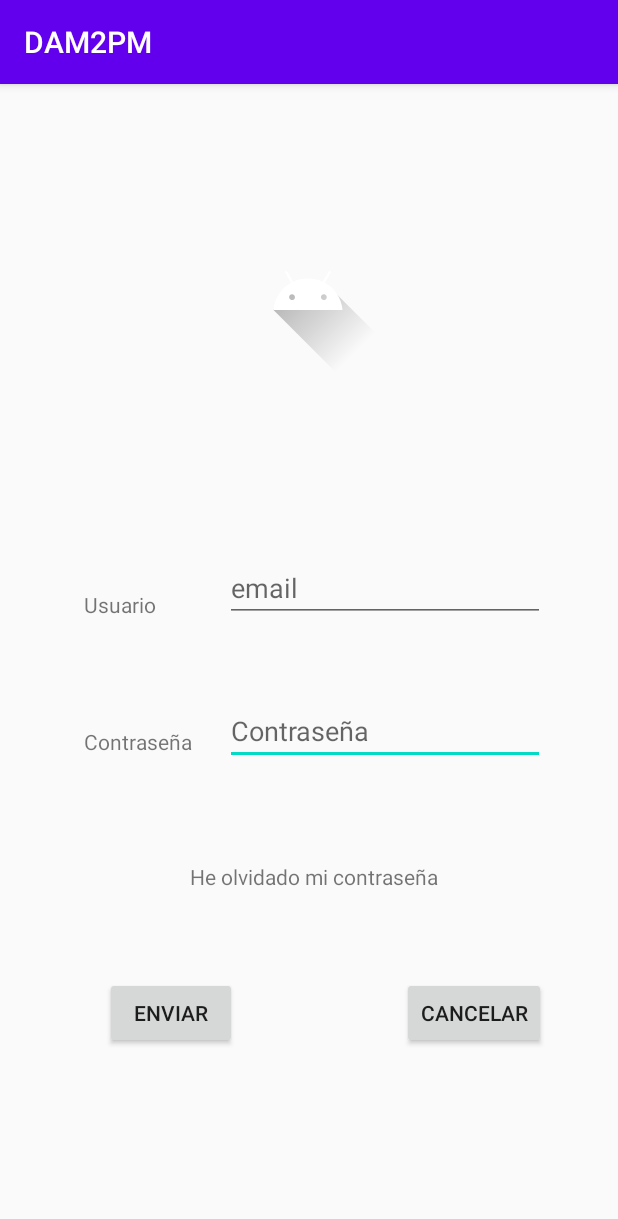
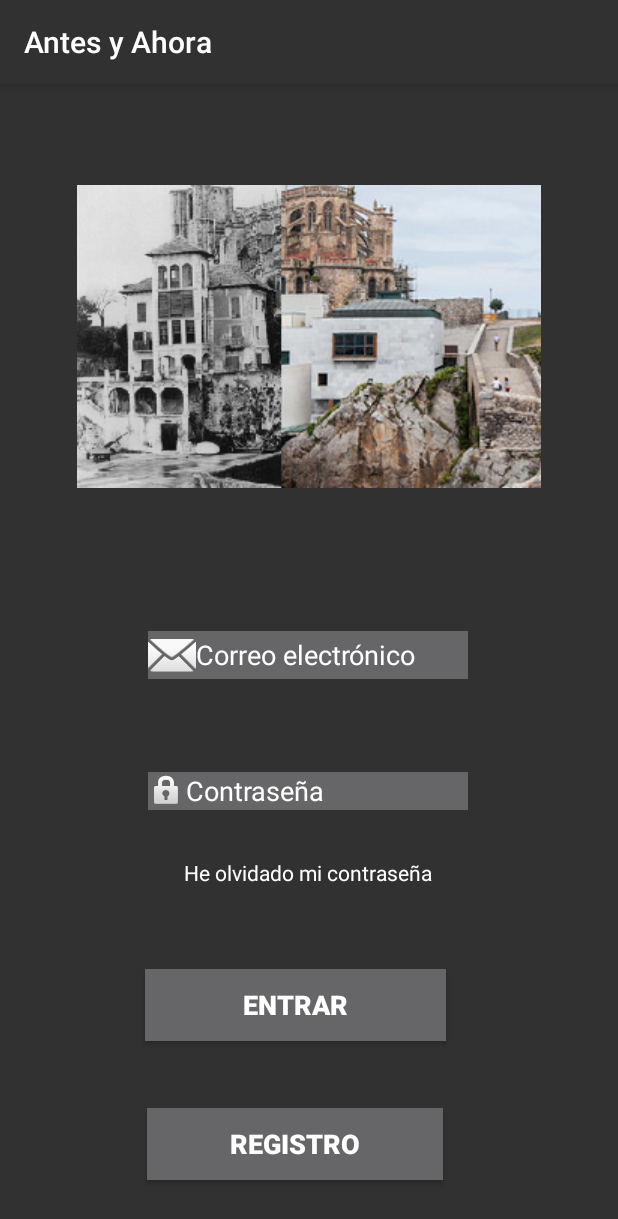
Before and after one commit to FlorenciaFigueroaI/ReTrurismApp, an Android app: the screen it shows after launch (MainActivity), on a phone screen of 412 x 824 dp. Shown: the top 1219 px of the screen. Run offline under Robolectric (Android 15) with nearby library versions, the phone set to English and light mode, and no system bars.

Commit message:
Cambios en activitymain:
*Se agrega imagen (logo)
*Redistribución de txtView, btn...
*Se ponen colores

```diff
--- a/app/src/main/res/layout/activity_main.xml
+++ b/app/src/main/res/layout/activity_main.xml
@@ -5,110 +5,111 @@
     android:id="@+id/txt"
     android:layout_width="match_parent"
     android:layout_height="match_parent"
+    android:background="@color/colorPrimary"
     tools:context=".MainActivity">
-
-    <Button
-        android:id="@+id/BtnEnviar"
-        android:layout_width="wrap_content"
-        android:layout_height="wrap_content"
-        android:text="@string/enviar"
-        app:layout_constraintBottom_toBottomOf="parent"
-        app:layout_constraintEnd_toEndOf="parent"
-        app:layout_constraintHorizontal_bias="0.216"
-        app:layout_constraintStart_toStartOf="parent"
-        app:layout_constraintTop_toTopOf="parent"
-        app:layout_constraintVertical_bias="0.827" />
-
-    <Button
-        android:id="@+id/BtnCancelar"
-        android:layout_width="wrap_content"
-        android:layout_height="wrap_content"
-        android:text="@string/cancelar"
-        app:layout_constraintBottom_toBottomOf="parent"
-        app:layout_constraintEnd_toEndOf="parent"
-        app:layout_constraintHorizontal_bias="0.696"
-        app:layout_constraintStart_toEndOf="@+id/BtnEnviar"
-        app:layout_constraintTop_toTopOf="parent"
-        app:layout_constraintVertical_bias="0.827" />
-
-    <TextView
-        android:id="@+id/txtViewPwd"
-        android:layout_width="wrap_content"
-        android:layout_height="wrap_content"
-        android:text="@string/contrase_a"
-        app:layout_constraintBottom_toBottomOf="parent"
-        app:layout_constraintEnd_toEndOf="parent"
-        app:layout_constraintHorizontal_bias="0.165"
-        app:layout_constraintStart_toStartOf="parent"
-        app:layout_constraintTop_toTopOf="parent"
-        app:layout_constraintVertical_bias="0.573" />
-
-    <TextView
-        android:id="@+id/txtViewUsuario"
-        android:layout_width="wrap_content"
-        android:layout_height="wrap_content"
-        android:layout_marginBottom="72dp"
-        android:text="@string/usuario"
-        app:layout_constraintBottom_toTopOf="@+id/txtViewPwd"
-        app:layout_constraintEnd_toEndOf="parent"
-        app:layout_constraintHorizontal_bias="0.154"
-        app:layout_constraintStart_toStartOf="parent"
-        app:layout_constraintTop_toTopOf="parent"
-        app:layout_constraintVertical_bias="1.0" />
 
     <EditText
         android:id="@+id/txtPwd"
         android:layout_width="wrap_content"
         android:layout_height="wrap_content"
         android:autofillHints=""
+        android:background="@color/colorPrimaryDark"
+        android:drawableStart="@android:drawable/ic_lock_idle_lock"
         android:ems="10"
         android:hint="@string/contrase_a"
         android:inputType="textPassword"
+        android:textColorHighlight="@android:color/background_dark"
+        android:textColorHint="@android:color/background_light"
+        android:textColorLink="@android:color/darker_gray"
         app:layout_constraintBottom_toBottomOf="parent"
         app:layout_constraintEnd_toEndOf="parent"
-        app:layout_constraintHorizontal_bias="0.315"
-        app:layout_constraintStart_toEndOf="@+id/txtViewPwd"
-        app:layout_constraintTop_toBottomOf="@+id/txtEmailUsuario"
-        app:layout_constraintVertical_bias="0.137" />
+        app:layout_constraintHorizontal_bias="0.497"
+        app:layout_constraintStart_toStartOf="parent"
+        app:layout_constraintTop_toTopOf="parent"
+        app:layout_constraintVertical_bias="0.618" />
 
     <EditText
         android:id="@+id/txtEmailUsuario"
+        style="@style/Widget.AppCompat.AutoCompleteTextView"
         android:layout_width="wrap_content"
         android:layout_height="wrap_content"
+        android:background="@color/colorPrimaryDark"
+        android:drawableStart="@android:drawable/ic_dialog_email"
         android:ems="10"
-        android:hint="@string/email"
+        android:hint="@string/correo_electr_nico"
         android:importantForAutofill="no"
         android:inputType="textEmailAddress"
-        app:layout_constraintBottom_toBottomOf="parent"
+        android:textColor="#FFFFFF"
+        android:textColorHighlight="@android:color/background_dark"
+        android:textColorHint="@android:color/background_light"
+        android:textColorLink="@android:color/darker_gray"
+        app:layout_constraintBottom_toTopOf="@+id/txtPwd"
         app:layout_constraintEnd_toEndOf="parent"
-        app:layout_constraintHorizontal_bias="0.484"
-        app:layout_constraintStart_toEndOf="@+id/txtViewUsuario"
-        app:layout_constraintTop_toTopOf="parent"
-        app:layout_constraintVertical_bias="0.434" />
+        app:layout_constraintHorizontal_bias="0.497"
+        app:layout_constraintStart_toStartOf="parent"
+        app:layout_constraintTop_toBottomOf="@+id/imgViewLogo"
+        app:layout_constraintVertical_bias="0.604" />
 
     <TextView
         android:id="@+id/txtViewOlvidoPwd"
         android:layout_width="wrap_content"
         android:layout_height="wrap_content"
         android:text="@string/he_olvidado_mi_contrase_a"
+        android:textColor="@android:color/background_light"
         app:layout_constraintBottom_toBottomOf="parent"
         app:layout_constraintEnd_toEndOf="parent"
-        app:layout_constraintHorizontal_bias="0.514"
+        app:layout_constraintHorizontal_bias="0.497"
         app:layout_constraintStart_toStartOf="parent"
         app:layout_constraintTop_toTopOf="parent"
-        app:layout_constraintVertical_bias="0.693" />
+        app:layout_constraintVertical_bias="0.689" />
 
     <ImageView
         android:id="@+id/imgViewLogo"
         android:layout_width="wrap_content"
         android:layout_height="wrap_content"
+        android:contentDescription="@string/logo"
         app:layout_constraintBottom_toBottomOf="parent"
         app:layout_constraintEnd_toEndOf="parent"
-        app:layout_constraintHorizontal_bias="0.498"
         app:layout_constraintStart_toStartOf="parent"
         app:layout_constraintTop_toTopOf="parent"
-        app:layout_constraintVertical_bias="0.131"
-        app:srcCompat="@drawable/ic_launcher_foreground"
-        android:contentDescription="@string/logo" />
+
+        app:layout_constraintVertical_bias="0.119"
+        app:srcCompat="@drawable/logo" />
+
+    <Button
+        android:id="@+id/btnRegistro"
+        android:layout_width="wrap_content"
+        android:layout_height="wrap_content"
+        android:text="@string/registro"
+        android:background="@color/colorPrimaryDark"
+        android:textColor="@android:color/background_light"
+        android:textSize="18sp"
+        android:textStyle="bold"
+        android:paddingRight="55dp"
+        android:paddingLeft="55dp"
+        app:layout_constraintBottom_toBottomOf="parent"
+        app:layout_constraintEnd_toEndOf="parent"
+        app:layout_constraintHorizontal_bias="0.458"
+        app:layout_constraintStart_toStartOf="parent"
+        app:layout_constraintTop_toBottomOf="@+id/txtViewOlvidoPwd"
+        app:layout_constraintVertical_bias="0.797" />
+
+    <Button
+        android:id="@+id/BtnEntrar"
+        android:layout_width="wrap_content"
+        android:layout_height="wrap_content"
+        android:text="@string/entrar"
+        android:background="@color/colorPrimaryDark"
+        android:textColor="@android:color/background_light"
+        android:textSize="18sp"
+        android:textStyle="bold"
+        android:paddingRight="65dp"
+        android:paddingLeft="65dp"
+        app:layout_constraintBottom_toBottomOf="parent"
+        app:layout_constraintEnd_toEndOf="parent"
+        app:layout_constraintHorizontal_bias="0.458"
+        app:layout_constraintStart_toStartOf="parent"
+        app:layout_constraintTop_toTopOf="parent"
+        app:layout_constraintVertical_bias="0.819" />
 
 </androidx.constraintlayout.widget.ConstraintLayout>
--- a/app/src/main/res/values/colors.xml
+++ b/app/src/main/res/values/colors.xml
@@ -1,6 +1,6 @@
 <?xml version="1.0" encoding="utf-8"?>
 <resources>
-    <color name="colorPrimary">#6200EE</color>
-    <color name="colorPrimaryDark">#3700B3</color>
-    <color name="colorAccent">#03DAC5</color>
+    <color name="colorPrimary">#323132</color>
+    <color name="colorPrimaryDark">#666567</color>
+    <color name="colorAccent">#0E0E0E</color>
 </resources>
--- a/app/src/main/res/values/strings.xml
+++ b/app/src/main/res/values/strings.xml
@@ -1,5 +1,5 @@
 <resources>
-    <string name="app_name">DAM2PM</string>
+    <string name="app_name">Antes y Ahora</string>
     <string name="enviar">Enviar</string>
     <string name="cancelar">Cancelar</string>
     <string name="contrase_a">Contraseña</string>
@@ -7,4 +7,7 @@
     <string name="email">email</string>
     <string name="he_olvidado_mi_contrase_a">He olvidado mi contraseña</string>
     <string name="logo">logo</string>
+    <string name="registro">registro</string>
+    <string name="correo_electr_nico">Correo electrónico</string>
+    <string name="entrar">entrar</string>
 </resources>
```
Also changed, not shown: app/src/main/res/drawable-v24/logo.png (added).
